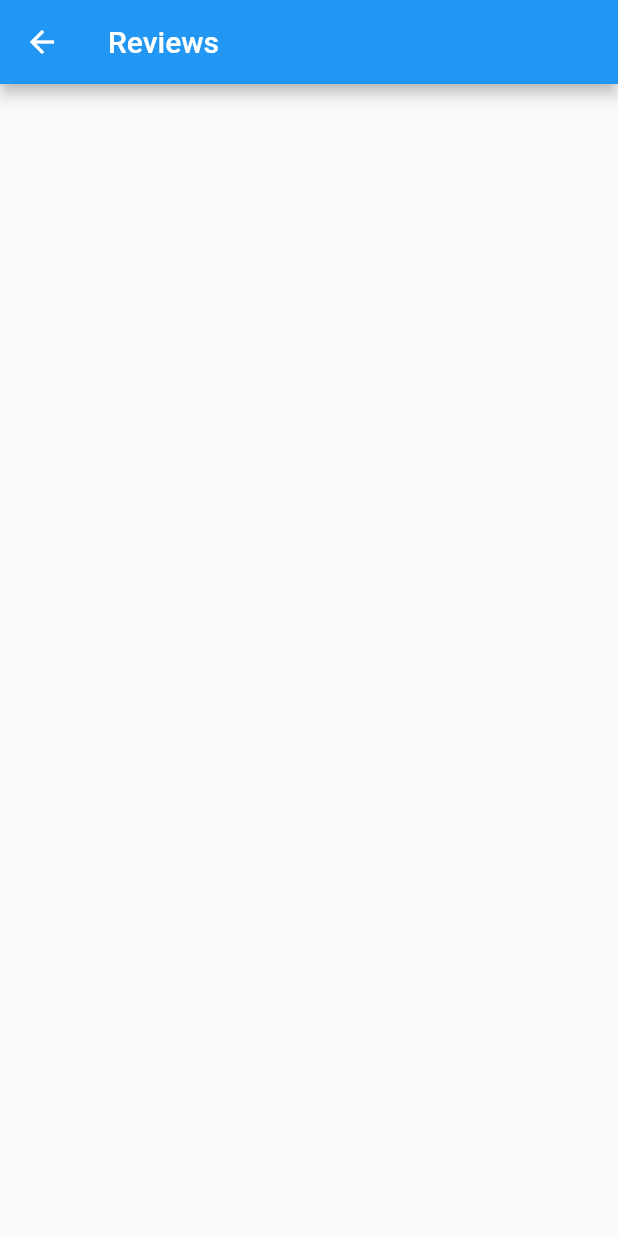
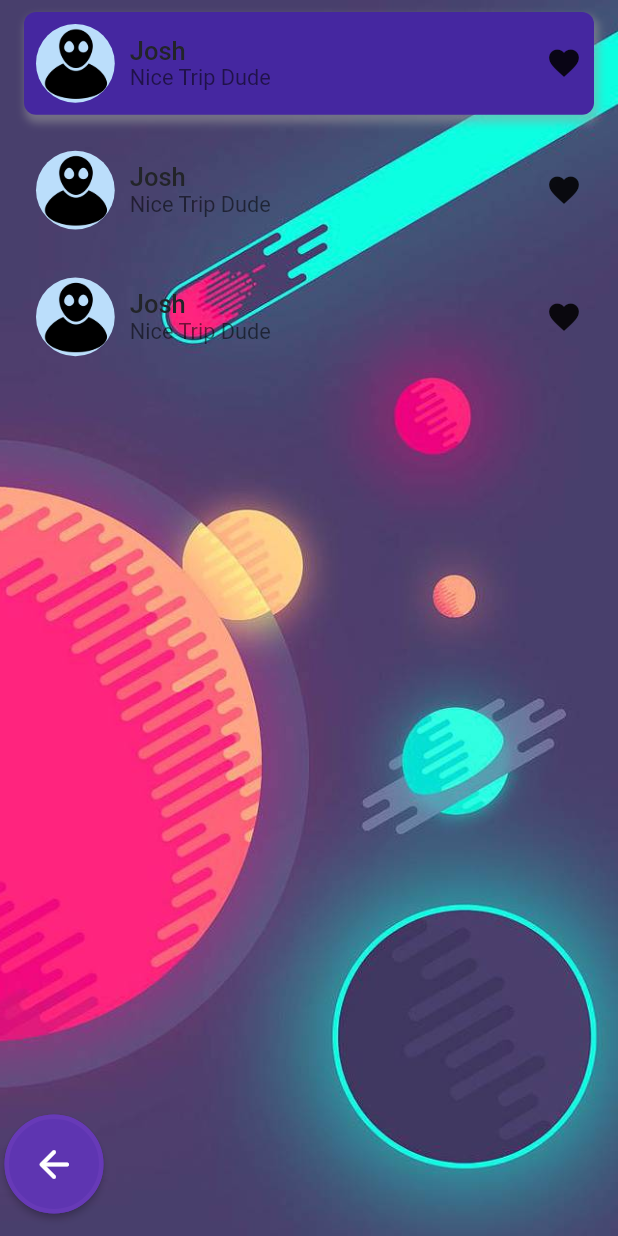
Before and after one commit to Georgi1914/Olympus-Glory, a Flutter app: the ReviewsPage screen opened by its route, on a phone screen of 412 x 824 dp. Run offline on Flutter 3.47's test engine with Material 2 defaults, Android fonts, the light colour scheme and no system bars; drawn by our look-alikes of getwidget; our stand-ins replace cloud_firestore, file_picker, firebase_auth, firebase_core, firebase_storage, flutter_spinkit and 1 more; accounts and stored records are empty.

Commit message:
Added review page

```diff
--- a/rocket_booker/lib/reviews/reviews_page.dart
+++ b/rocket_booker/lib/reviews/reviews_page.dart
@@ -1,4 +1,5 @@
 import 'package:flutter/material.dart';
+import 'package:getwidget/getwidget.dart';
 
 class ReviewsPage extends StatefulWidget {
   const ReviewsPage({Key? key}) : super(key: key);
@@ -10,12 +11,68 @@ class ReviewsPage extends StatefulWidget {
 class _ReviewsPageState extends State<ReviewsPage> {
   @override
   Widget build(BuildContext context) {
-    return Scaffold(
-      appBar: AppBar(
-        title: Text('Reviews'),
-      ),
-      body: Column(
-        children: [],
+    return SafeArea(
+      left: false,
+      child: Scaffold(
+        body: Container(
+          width: double.infinity,
+          decoration: const BoxDecoration(
+            image: DecorationImage(
+              image: AssetImage("assets/Space.jpg"),
+              fit: BoxFit.cover,
+            ),
+          ),
+          child: Column(
+            children: [
+              GFListTile(
+                avatar: GFAvatar(
+                  backgroundImage: AssetImage('assets/avatar.png'),
+                ),
+                titleText: 'Josh',
+                subTitleText: 'Nice Trip Dude',
+                color: Colors.deepPurple[800],
+                icon: Icon(Icons.favorite),
+              ),
+              GFListTile(
+                avatar: GFAvatar(
+                  backgroundImage: AssetImage('assets/avatar.png'),
+                ),
+                titleText: 'Josh',
+                subTitleText: 'Nice Trip Dude',
+                icon: Icon(Icons.favorite),
+              ),
+              GFListTile(
+                avatar: GFAvatar(
+                  backgroundImage: AssetImage('assets/avatar.png'),
+                ),
+                titleText: 'Josh',
+                subTitleText: 'Nice Trip Dude',
+                icon: Icon(Icons.favorite),
+              ),
+              Spacer(),
+              Align(
+                alignment: Alignment.bottomLeft,
+                child: Padding(
+                  padding: const EdgeInsets.fromLTRB(3, 0, 0, 15),
+                  child: ElevatedButton(
+                    style: ElevatedButton.styleFrom(
+                        primary: Colors.deepPurple[600],
+                        side: BorderSide(width: 3, color: Colors.deepPurple),
+                        shape: const CircleBorder(),
+                        padding: const EdgeInsets.all(18)),
+                    child: const Icon(
+                      Icons.arrow_back_rounded,
+                      size: 30,
+                    ),
+                    onPressed: () {
+                      Navigator.pop(context);
+                    },
+                  ),
+                ),
+              ),
+            ],
+          ),
+        ),
       ),
     );
   }
```
Also changed, not shown: rocket_booker/pubspec.lock.
